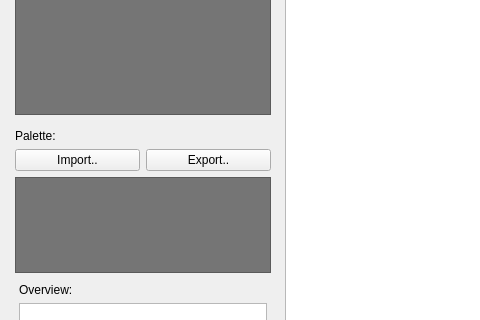
Above: src/ui/tabs/tabproperties.ui from PsyCommando/ppmdu_spriteeditor before the change; both pictures show x 0 to 480 and y 176 to 496 of the 760 by 660 pixel window. Below: the same form after it.
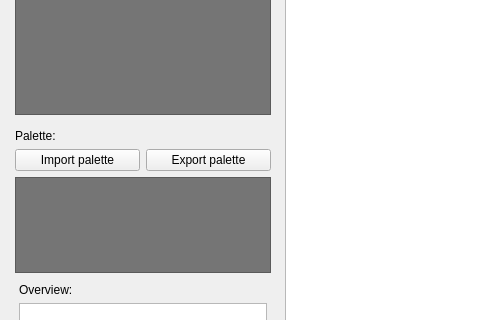
That is the form after the change. Icons and pictures are not drawn.

Patch:
```diff
--- a/src/ui/tabs/tabproperties.ui
+++ b/src/ui/tabs/tabproperties.ui
@@ -211,14 +211,22 @@
          <item>
           <widget class="QPushButton" name="btnImportPalette">
            <property name="text">
-            <string>Import..</string>
+            <string>Import palette</string>
+           </property>
+           <property name="icon">
+            <iconset resource="../../../appres.qrc">
+             <normaloff>:/resources/fugue-icons-3.5.6/icons/palette--plus.png</normaloff>:/resources/fugue-icons-3.5.6/icons/palette--plus.png</iconset>
            </property>
           </widget>
          </item>
          <item>
           <widget class="QPushButton" name="btnExportPalette">
            <property name="text">
-            <string>Export..</string>
+            <string>Export palette</string>
+           </property>
+           <property name="icon">
+            <iconset resource="../../../appres.qrc">
+             <normaloff>:/resources/fugue-icons-3.5.6/icons/palette--arrow.png</normaloff>:/resources/fugue-icons-3.5.6/icons/palette--arrow.png</iconset>
            </property>
           </widget>
          </item>
```
